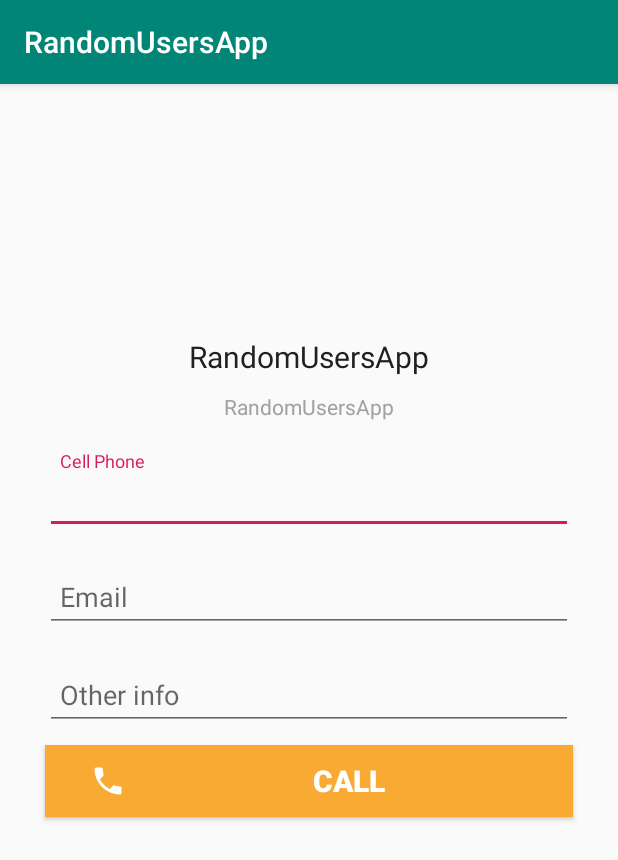
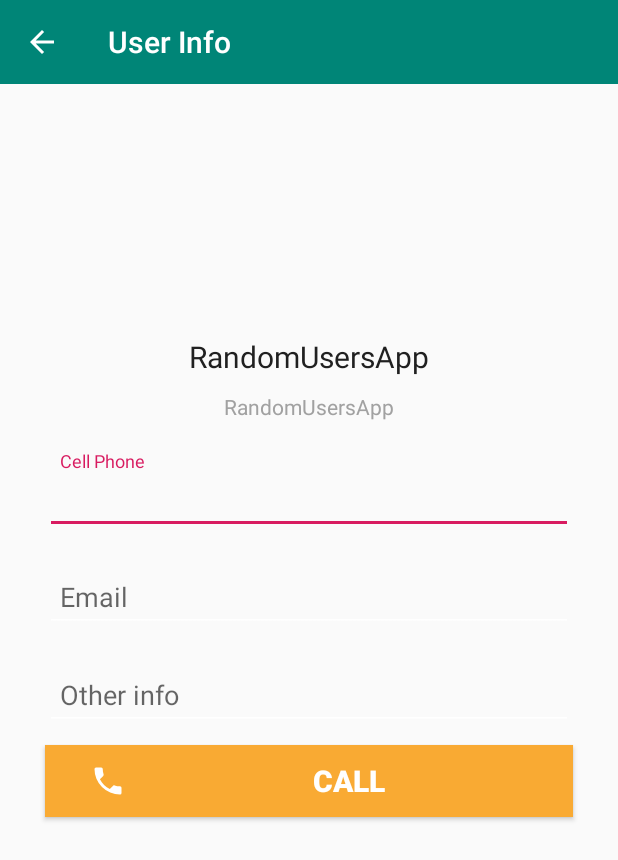
Before and after one commit to Divinkas/RandomUsersApp, an Android app: the UserDetailsActivity screen opened directly, with no data from a screen before it, on a phone screen of 412 x 824 dp. Shown: the top 860 px of the screen. Run offline under Robolectric (Android 15) with nearby library versions, the phone set to English and light mode, and no system bars; our stand-ins replace CircleImageView; network calls fail; pictures from the network do not load.

Commit message:
change logic of adapters add load more progress bar (+ add btn back to base activity in UserDetailsActivity)

```diff
--- a/app/src/main/AndroidManifest.xml
+++ b/app/src/main/AndroidManifest.xml
@@ -20,6 +20,7 @@
         <activity
             android:name=".View.UserListActivity"
             android:screenOrientation="portrait"
+            android:launchMode="singleTop"
             tools:ignore="InnerclassSeparator">
             <intent-filter>
                 <action android:name="android.intent.action.MAIN"/>
@@ -29,6 +30,8 @@
         <activity
             android:name=".View.UserDetailsActivity"
             android:screenOrientation="portrait"
+            android:parentActivityName=".View.UserListActivity"
+            android:theme="@style/details_theme"
             tools:ignore="InnerclassSeparator" />
     </application>
 
--- a/app/src/main/java/com/example/user/randomusersapp/View/UserDetailsActivity.java
+++ b/app/src/main/java/com/example/user/randomusersapp/View/UserDetailsActivity.java
@@ -18,10 +18,12 @@ import com.example.user.randomusersapp.R;
 import java.text.ParseException;
 import java.text.SimpleDateFormat;
 import java.util.Date;
+import java.util.Objects;
 
 import androidx.annotation.NonNull;
 import androidx.appcompat.app.AppCompatActivity;
 import androidx.appcompat.widget.AppCompatEditText;
+import androidx.appcompat.widget.Toolbar;
 import de.hdodenhof.circleimageview.CircleImageView;
 
 public class UserDetailsActivity extends AppCompatActivity {
@@ -35,6 +37,7 @@ public class UserDetailsActivity extends AppCompatActivity {
     AppCompatEditText apc_user_mail;
     AppCompatEditText apc_user_birthday;
     Button btn_call;
+    Toolbar toolbar;
 
     @SuppressLint({"SetTextI18n", "SimpleDateFormat"})
     @Override
@@ -42,6 +45,9 @@ public class UserDetailsActivity extends AppCompatActivity {
         super.onCreate(savedInstanceState);
         setContentView(R.layout.activity_user_details);
         init_view();
+        setSupportActionBar(toolbar);
+        Objects.requireNonNull(getSupportActionBar()).setTitle(R.string.user_info);
+        Objects.requireNonNull(getSupportActionBar()).setDisplayHomeAsUpEnabled(true);
         userItem = getIntent().getParcelableExtra(Constants.user_key);
         if (userItem != null) {
             Glide.with(this).load(userItem.picture.large).apply(Constants.options).into(cv_user_big_image);
@@ -95,5 +101,6 @@ public class UserDetailsActivity extends AppCompatActivity {
         apc_user_mail = findViewById(R.id.apc_user_mail);
         apc_user_birthday = findViewById(R.id.apc_user_birthday);
         btn_call = findViewById(R.id.btn_call);
+        toolbar = findViewById(R.id.toolbar);
     }
 }
--- a/app/src/main/res/layout/activity_user_details.xml
+++ b/app/src/main/res/layout/activity_user_details.xml
@@ -10,6 +10,12 @@
         android:layout_width="match_parent"
         android:layout_height="wrap_content"
         android:orientation="vertical">
+        <androidx.appcompat.widget.Toolbar
+            android:id="@+id/toolbar"
+            android:background="@color/colorPrimary"
+            app:titleTextColor="@color/col_white"
+            android:layout_width="match_parent"
+            android:layout_height="wrap_content"/>
 
         <de.hdodenhof.circleimageview.CircleImageView
             android:id="@+id/cv_user_big_image"
--- a/app/src/main/res/values/strings.xml
+++ b/app/src/main/res/values/strings.xml
@@ -1,5 +1,6 @@
 <resources>
     <string name="app_name">RandomUsersApp</string>
+    <string name="user_info">User Info</string>
     <string name="cell_phone">Cell Phone</string>
     <string name="mail">Email</string>
     <string name="other_info">Other info</string>
--- a/app/src/main/res/values/styles.xml
+++ b/app/src/main/res/values/styles.xml
@@ -8,6 +8,13 @@
         <item name="colorAccent">@color/colorAccent</item>
     </style>
 
+    <style name="details_theme" parent="Theme.AppCompat.DayNight.NoActionBar">
+        <item name="colorPrimary">@color/colorPrimary</item>
+        <item name="colorPrimaryDark">@color/colorPrimaryDark</item>
+        <item name="colorAccent">@color/colorAccent</item>
+        <item name="colorControlNormal">@color/col_white</item>
+    </style>
+
 
     <style name="recycler_style">
         <item name="android:padding">10dp</item>
```
Also changed, not shown: app/src/main/java/com/example/user/randomusersapp/View/Adapter/BaseAdapter.java (added, +46 -0 lines), app/src/main/java/com/example/user/randomusersapp/View/Adapter/LoadMoreAdapter.java (added, +41 -0 lines), app/src/main/java/com/example/user/randomusersapp/View/Adapter/UserAdapter.java (added, +95 -0 lines), app/src/main/java/com/example/user/randomusersapp/View/Adapter/UsersAdapter.java (deleted, +0 -78 lines), app/src/main/java/com/example/user/randomusersapp/View/UserListActivity.java (+7 -6 lines), app/src/main/res/layout/item_load_more.xml (added, +9 -0 lines).
